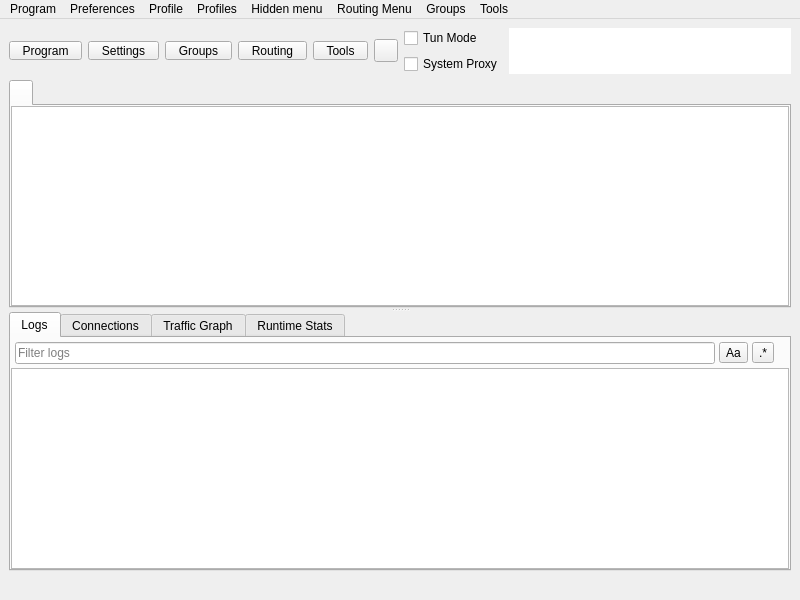
First picture: the form in include/ui/mainwindow.ui, repository throneproj/Throne, before the edit.
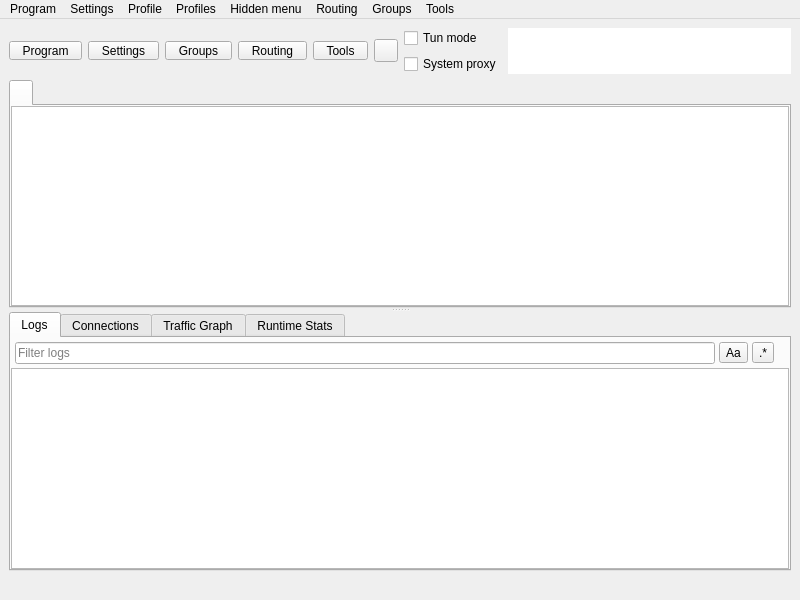
Second picture: the form after the edit. Custom widgets are drawn as their Qt base class.

The edit to the form file:
```diff
--- a/include/ui/mainwindow.ui
+++ b/include/ui/mainwindow.ui
@@ -282,14 +282,14 @@
            </sizepolicy>
           </property>
           <property name="text">
-           <string>Tun Mode</string>
+           <string>Tun mode</string>
           </property>
          </widget>
         </item>
         <item>
          <widget class="QCheckBox" name="checkBox_SystemProxy">
           <property name="text">
-           <string>System Proxy</string>
+           <string>System proxy</string>
           </property>
          </widget>
         </item>
@@ -736,7 +736,7 @@
    </widget>
    <widget class="QMenu" name="menu_preferences">
     <property name="title">
-     <string>Preferences</string>
+     <string>Settings</string>
     </property>
     <addaction name="menu_basic_settings"/>
     <addaction name="menu_routing_settings"/>
@@ -832,7 +832,7 @@
    </widget>
    <widget class="QMenu" name="menuRouting_Menu">
     <property name="title">
-     <string>Routing Menu</string>
+     <string>Routing</string>
     </property>
    </widget>
    <widget class="QMenu" name="menuTools">
```
Left out of the diff: 18 changed lines with no effect on the pictures.
